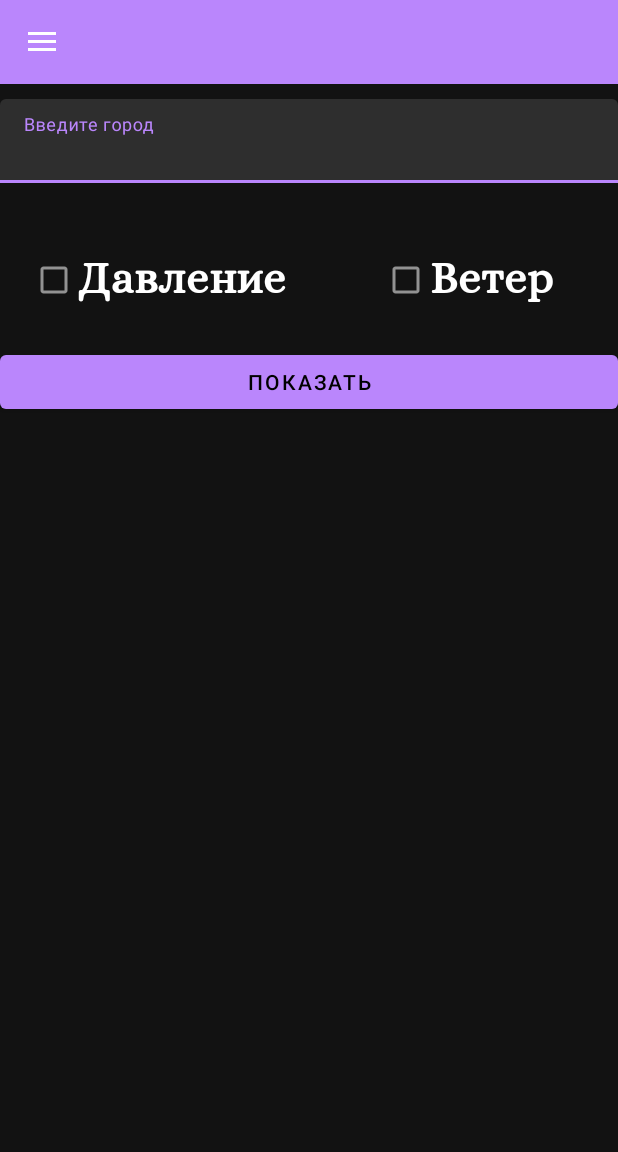
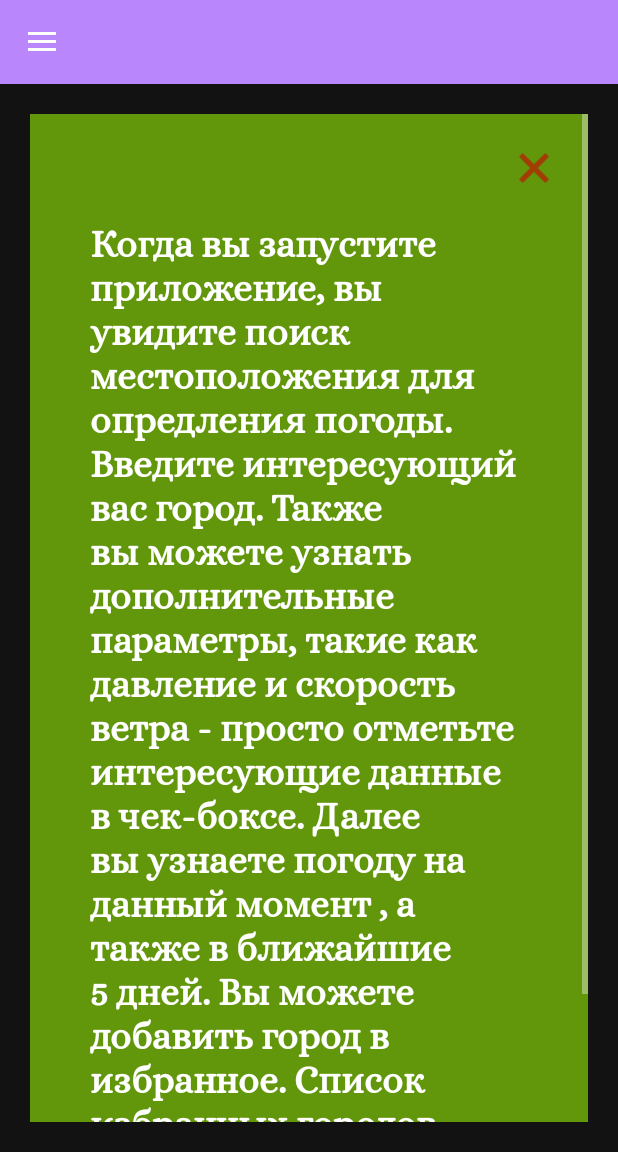
Before and after one commit to AlinaDorozhkina/Weather2, an Android app: the screen it shows after launch (MainActivity), in the side drawer, after a tap on "Справка", on a phone screen of 412 x 824 dp, the part 84-1236 px from its top. Run offline under Robolectric (Android 15) with nearby library versions, the phone set to English and light mode, and no system bars; 1 statement that could not run was skipped.

Commit message:
меню

```diff
--- a/app/src/main/AndroidManifest.xml
+++ b/app/src/main/AndroidManifest.xml
@@ -1,7 +1,8 @@
 <?xml version="1.0" encoding="utf-8"?>
 <manifest xmlns:android="http://schemas.android.com/apk/res/android"
     package="com.example.weatherapp" >
-
+    <uses-permission android:name="android.permission.READ_EXTERNAL_STORAGE"/>
+    <uses-permission android:name="android.permission.ACCESS_NETWORK_STATE"/>
     <uses-permission android:name="android.permission.INTERNET" />
 
     <application
--- a/app/src/main/java/com/example/weatherapp/MainActivity.java
+++ b/app/src/main/java/com/example/weatherapp/MainActivity.java
@@ -24,6 +24,8 @@ import android.widget.Toast;
 import com.example.weatherapp.adapters.FavouritesAdapter;
 import com.example.weatherapp.fragments.FavouritesCityFragment;
 import com.example.weatherapp.fragments.LoginFragment;
+import com.example.weatherapp.fragments_from_navigation_drawer.FragmentAboutApp;
+import com.example.weatherapp.fragments_from_navigation_drawer.FragmentSendingEmail;
 import com.example.weatherapp.helper.Keys;
 import com.google.android.material.navigation.NavigationView;
 
@@ -135,16 +137,19 @@ public class MainActivity extends BaseActivity implements NavigationView.OnNavig
 
     @Override
     public boolean onNavigationItemSelected(@NonNull MenuItem item) {
+        Toast.makeText(MainActivity.this,"onNavigationItemSelected",Toast.LENGTH_LONG).show();
+        Log.v(TAG, " вызов метода onNavigationItemSelected");
         int id = item.getItemId();
-
         switch (id) {
-            case R.id.write:
-                // TODO:
+            case R.id.write_to_developer:
+                FragmentSendingEmail fragment_email = new FragmentSendingEmail();
+                getSupportFragmentManager().beginTransaction().replace(R.id.liner_activity_main, fragment_email).commit();
                 break;
             case R.id.about_me:
-
                 break;
             case R.id.about_app:
+                FragmentAboutApp fragmentAboutApp  =new FragmentAboutApp();
+                getSupportFragmentManager().beginTransaction().replace(R.id.liner_activity_main, fragmentAboutApp).commit();
                 break;
         }
 
--- /dev/null
+++ b/app/src/main/java/com/example/weatherapp/fragments_from_navigation_drawer/FragmentAboutApp.java
@@ -0,0 +1,31 @@
+package com.example.weatherapp.fragments_from_navigation_drawer;
+
+import android.os.Bundle;
+import android.view.LayoutInflater;
+import android.view.View;
+import android.view.ViewGroup;
+import android.widget.ImageView;
+
+import androidx.annotation.NonNull;
+import androidx.annotation.Nullable;
+import androidx.fragment.app.Fragment;
+
+import com.example.weatherapp.R;
+
+public class FragmentAboutApp extends Fragment {
+    private ImageView cancel_button_app;
+
+    @Nullable
+    @Override
+    public View onCreateView(@NonNull LayoutInflater inflater, @Nullable ViewGroup container, @Nullable Bundle savedInstanceState) {
+        View view = inflater.inflate(R.layout.layout_fragment_about_app, container, false);
+        cancel_button_app=view.findViewById(R.id.cancel_button_app);
+        cancel_button_app.setOnClickListener(new View.OnClickListener() {
+            @Override
+            public void onClick(View v) {
+                getActivity().getSupportFragmentManager().beginTransaction().remove(FragmentAboutApp.this).commit();
+            }
+        });
+        return view;
+    }
+}
--- a/app/src/main/res/layout/activity_main.xml
+++ b/app/src/main/res/layout/activity_main.xml
@@ -9,18 +9,11 @@
     android:fitsSystemWindows="true"
     tools:openDrawer="start">
 
-    <com.google.android.material.navigation.NavigationView
-        android:id="@+id/nav_view"
-        android:layout_width="wrap_content"
-        android:layout_height="match_parent"
-        android:layout_gravity="start"
-        android:fitsSystemWindows="true"
-        app:headerLayout="@layout/nav_header_main"
-        app:menu="@menu/activity_main_drawer" />
 
 
 
     <LinearLayout
+        android:id="@+id/liner_activity_main"
         android:layout_width="match_parent"
         android:layout_height="match_parent"
         android:orientation="vertical"
@@ -61,9 +54,14 @@
 
     </fragment>
 
-
-
-
     </LinearLayout>
+    <com.google.android.material.navigation.NavigationView
+        android:id="@+id/nav_view"
+        android:layout_width="wrap_content"
+        android:layout_height="match_parent"
+        android:layout_gravity="start"
+        android:fitsSystemWindows="true"
+        app:headerLayout="@layout/nav_header_main"
+        app:menu="@menu/activity_main_drawer" />
 
     </androidx.drawerlayout.widget.DrawerLayout>
--- /dev/null
+++ b/app/src/main/res/layout/layout_fragment_about_app.xml
@@ -0,0 +1,39 @@
+<?xml version="1.0" encoding="utf-8"?>
+
+<ScrollView xmlns:android="http://schemas.android.com/apk/res/android"
+    xmlns:app="http://schemas.android.com/apk/res-auto"
+    android:layout_width="match_parent"
+    android:layout_height="wrap_content"
+    android:layout_margin="@dimen/common_margin"
+    android:background="@color/green">
+
+
+    <LinearLayout
+        android:layout_width="match_parent"
+        android:layout_height="wrap_content"
+        android:layout_margin="@dimen/common_margin"
+        android:orientation="vertical">
+
+
+        <ImageView
+            android:id="@+id/cancel_button_app"
+            android:layout_width="wrap_content"
+            android:layout_height="wrap_content"
+            android:layout_gravity="end"
+            android:contentDescription="@string/about_app_text"
+            android:src="@android:drawable/ic_menu_close_clear_cancel"
+            app:tint="@android:color/holo_red_dark" />
+
+        <TextView
+            style="@style/my_small_text"
+            android:layout_width="match_parent"
+            android:layout_height="match_parent"
+            android:layout_margin="@dimen/common_margin"
+            android:layout_marginTop="@dimen/common_margin"
+            android:text="@string/about_app_text"
+            android:textAlignment="textStart"
+            app:layout_constraintEnd_toEndOf="parent"
+            app:layout_constraintStart_toStartOf="parent" />
+
+    </LinearLayout>
+</ScrollView>
--- a/app/src/main/res/menu/activity_main_drawer.xml
+++ b/app/src/main/res/menu/activity_main_drawer.xml
@@ -3,10 +3,11 @@
 <menu xmlns:android="http://schemas.android.com/apk/res/android"
     xmlns:tools="http://schemas.android.com/tools"
     tools:showIn="navigation_view">
+
     <group android:checkableBehavior="single">
 
         <item
-            android:id="@+id/write"
+            android:id="@+id/write_to_developer"
             android:icon="@android:drawable/ic_dialog_email"
             android:title="@string/write_letter" />
 
--- a/app/src/main/res/values/dimens.xml
+++ b/app/src/main/res/values/dimens.xml
@@ -5,7 +5,7 @@
     <dimen name="common_margin_big">50dp</dimen>
     <dimen name="text_size_big">50sp</dimen>
     <dimen name="text_size_average">40sp</dimen>
-    <dimen name="text_size_small">30sp</dimen>
+    <dimen name="text_size_small">25sp</dimen>
     <dimen name="text_size_super_small">20sp</dimen>
     <!-- Default screen margins, per the Android Design guidelines. -->
     <dimen name="activity_horizontal_margin">16dp</dimen>
--- a/app/src/main/res/values/strings.xml
+++ b/app/src/main/res/values/strings.xml
@@ -53,6 +53,15 @@
     <string name="write_letter">Оставить отзыв</string>
     <string name="about_me">О разработчике</string>
     <string name="about_app">Справка</string>
+    <string name="send">Отправить</string>
+    <string name="enter_subject">Укажите тему письма</string>
+    <string name="write">Напишите письмо</string>
+    <string name="about_app_text">
+        Когда вы запустите приложение, вы увидите поиск местоположения для опредления погоды. Введите
+        интересующий вас город. Также вы можете узнать дополнительные параметры, такие как давление и
+        скорость ветра - просто отметьте интересующие данные в чек-боксе. Далее вы узнаете погоду на данный момент ,
+        а также в ближайшие 5 дней. Вы можете добавить город в избранное. Список избранных городов отобразится на главной странице.
+    </string>
 
 
 </resources>
```
Also changed, not shown: app/src/main/java/com/example/weatherapp/WeatherDescription.java (+13 -14 lines), app/src/main/java/com/example/weatherapp/fragments_from_navigation_drawer/FragmentSendingEmail.java (added, +68 -0 lines), app/src/main/res/layout/layout_fragment_sending_email.xml (added, +59 -0 lines), 1 other file.
